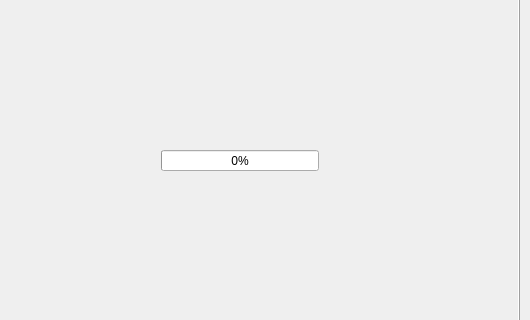
Above: lib/vram_explorer_design.ui from adsl14/vram-explorer before the change; both pictures show x 311 to 841 and y 234 to 554 of the 841 by 746 pixel window. Below: the same form after it.
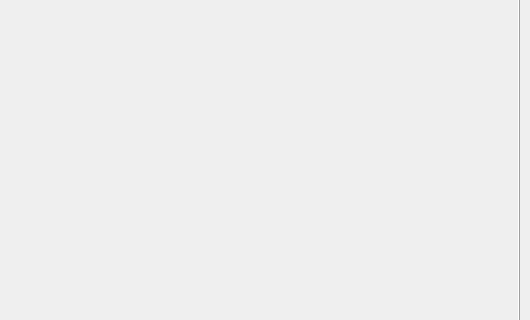
That is the form after the change.

Commit message: Removed the progress bar and added a Warning message

```diff
--- a/lib/vram_explorer_design.ui
+++ b/lib/vram_explorer_design.ui
@@ -193,46 +193,6 @@
          <set>Qt::AlignCenter</set>
         </property>
        </widget>
-       <widget class="QProgressBar" name="progressbarSwizzle">
-        <property name="enabled">
-         <bool>true</bool>
-        </property>
-        <property name="geometry">
-         <rect>
-          <x>200</x>
-          <y>315</y>
-          <width>158</width>
-          <height>21</height>
-         </rect>
-        </property>
-        <property name="accessibleName">
-         <string/>
-        </property>
-        <property name="maximum">
-         <number>100</number>
-        </property>
-        <property name="value">
-         <number>0</number>
-        </property>
-        <property name="alignment">
-         <set>Qt::AlignCenter</set>
-        </property>
-        <property name="textVisible">
-         <bool>true</bool>
-        </property>
-        <property name="orientation">
-         <enum>Qt::Horizontal</enum>
-        </property>
-        <property name="invertedAppearance">
-         <bool>false</bool>
-        </property>
-        <property name="textDirection">
-         <enum>QProgressBar::TopToBottom</enum>
-        </property>
-        <property name="format">
-         <string notr="true">%p%</string>
-        </property>
-       </widget>
       </widget>
      </item>
     </layout>
```
Left out of the diff: 2 changed lines with no effect on the pictures. The commit also changes 3 other files.
